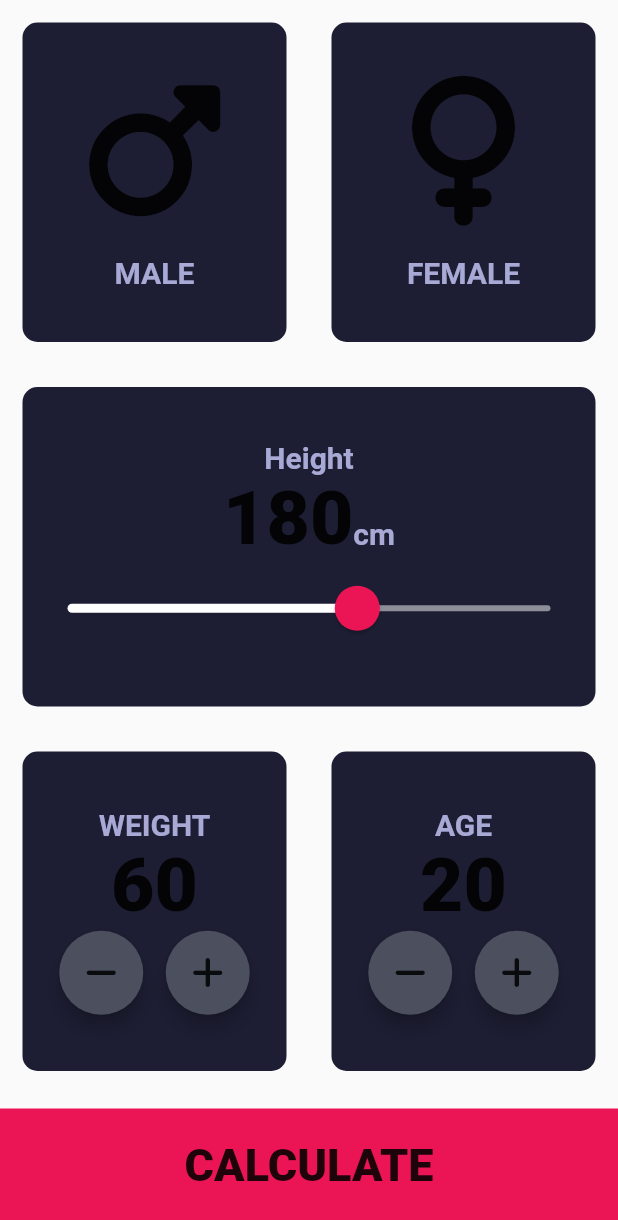
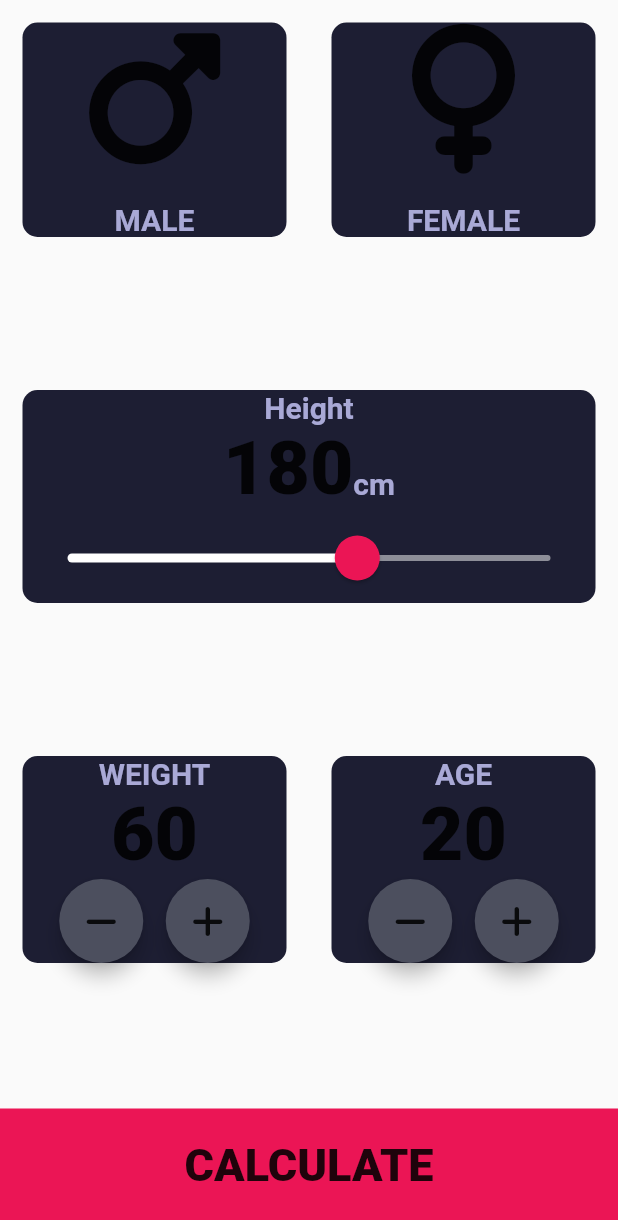
Before and after one commit to pkrenn/wia-bmi-calculator, a Flutter app: the screen it shows after launch, on a phone screen of 412 x 824 dp. Shown: the top 1220 px of the screen. Run offline on Flutter 3.47's test engine with Material 2 defaults, Android fonts, the phone set to English and light mode, and no system bars; our stand-ins replace font_awesome_flutter.

Commit message:
Removed expandend as we don't need them

```diff
--- a/lib/screens/input_page.dart
+++ b/lib/screens/input_page.dart
@@ -29,9 +29,10 @@ class _InputPageState extends State<InputPage> {
     return Scaffold(
       body: Column(
         crossAxisAlignment: CrossAxisAlignment.stretch,
+        mainAxisSize: MainAxisSize.max,
+        mainAxisAlignment: MainAxisAlignment.spaceBetween,
         children: [
-          Expanded(
-            child: Row(
+          Row(
             children: [
               Expanded(
                 child: ReusableCard(
@@ -67,9 +68,7 @@ class _InputPageState extends State<InputPage> {
               )
             ],
           ),
-          ),
-          Expanded(
-            child: ReusableCard(
+          ReusableCard(
             cardChild: Column(
               mainAxisAlignment: MainAxisAlignment.center,
               children: [
@@ -117,9 +116,7 @@ class _InputPageState extends State<InputPage> {
             ),
             colour: kCardColour,
           ),
-          ),
-          Expanded(
-            child: Row(
+          Row(
             children: [
               Expanded(
                 child: ReusableCard(
@@ -207,7 +204,6 @@ class _InputPageState extends State<InputPage> {
               )
             ],
           ),
-          ),
           BottomButton(
             onTap: () {
               CalculatorBrain calc =
```
Lines whose indentation alone changed are shown as unchanged.
